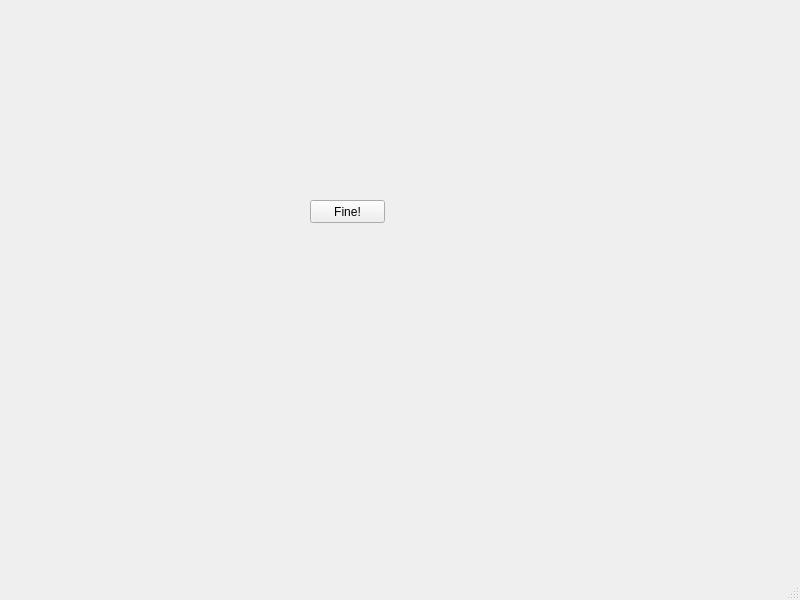
Above: forms/software-quality-model.ui from CDovgal/software-quality-model before the change. Below: the same form after it.
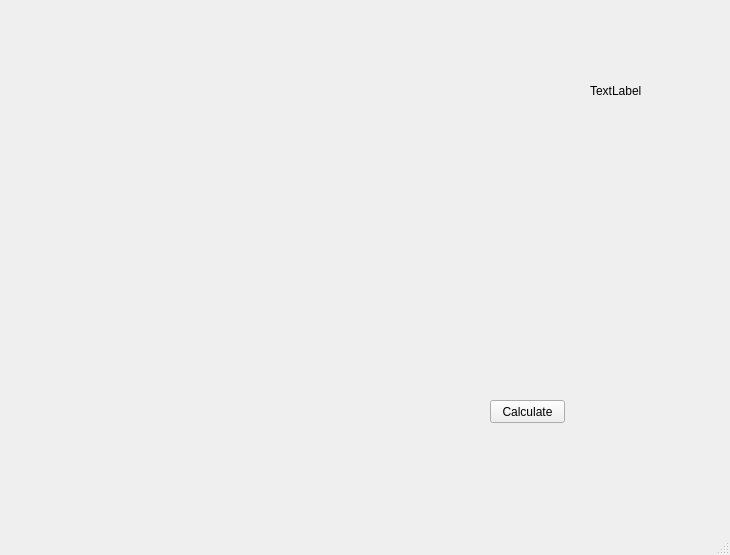
That is the form after the change. Icons and pictures are not drawn.

The edit to the form file:
```diff
--- a/forms/software-quality-model.ui
+++ b/forms/software-quality-model.ui
@@ -6,8 +6,8 @@
    <rect>
     <x>0</x>
     <y>0</y>
-    <width>800</width>
-    <height>600</height>
+    <width>730</width>
+    <height>555</height>
    </rect>
   </property>
   <property name="windowTitle">
@@ -17,18 +17,47 @@
    <iconset resource="../resources/images/resources.qrc">
     <normaloff>:/SQM/app.ico</normaloff>:/SQM/app.ico</iconset>
   </property>
+  <property name="styleSheet">
+   <string notr="true"/>
+  </property>
   <widget class="QWidget" name="centralwidget">
    <widget class="QPushButton" name="pushButton">
     <property name="geometry">
      <rect>
-      <x>310</x>
-      <y>200</y>
+      <x>490</x>
+      <y>400</y>
       <width>75</width>
       <height>23</height>
      </rect>
     </property>
     <property name="text">
-     <string>Fine!</string>
+     <string>Calculate</string>
+    </property>
+   </widget>
+   <widget class="QWidget" name="widget" native="true">
+    <property name="geometry">
+     <rect>
+      <x>0</x>
+      <y>0</y>
+      <width>574</width>
+      <height>385</height>
+     </rect>
+    </property>
+    <property name="styleSheet">
+     <string notr="true">background-image: url(:/SQM/topology.png);</string>
+    </property>
+   </widget>
+   <widget class="QLabel" name="mp_result">
+    <property name="geometry">
+     <rect>
+      <x>590</x>
+      <y>60</y>
+      <width>121</width>
+      <height>61</height>
+     </rect>
+    </property>
+    <property name="text">
+     <string>TextLabel</string>
     </property>
    </widget>
   </widget>
```
Left out of the diff: 4 changed lines with no effect on the pictures.
